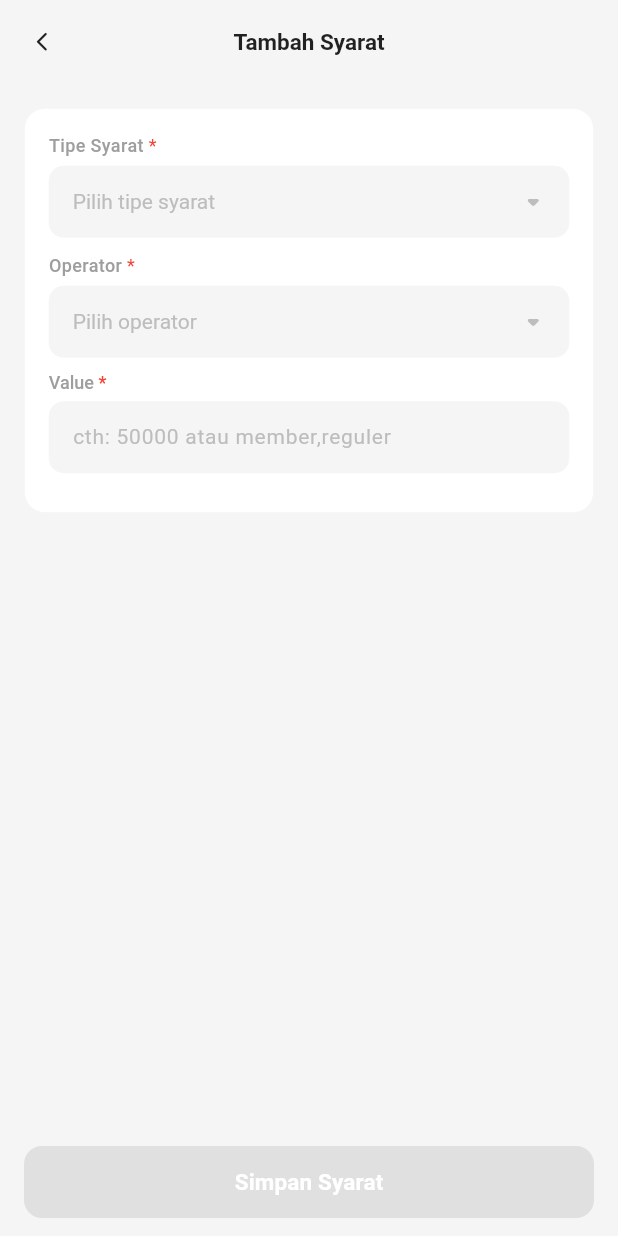
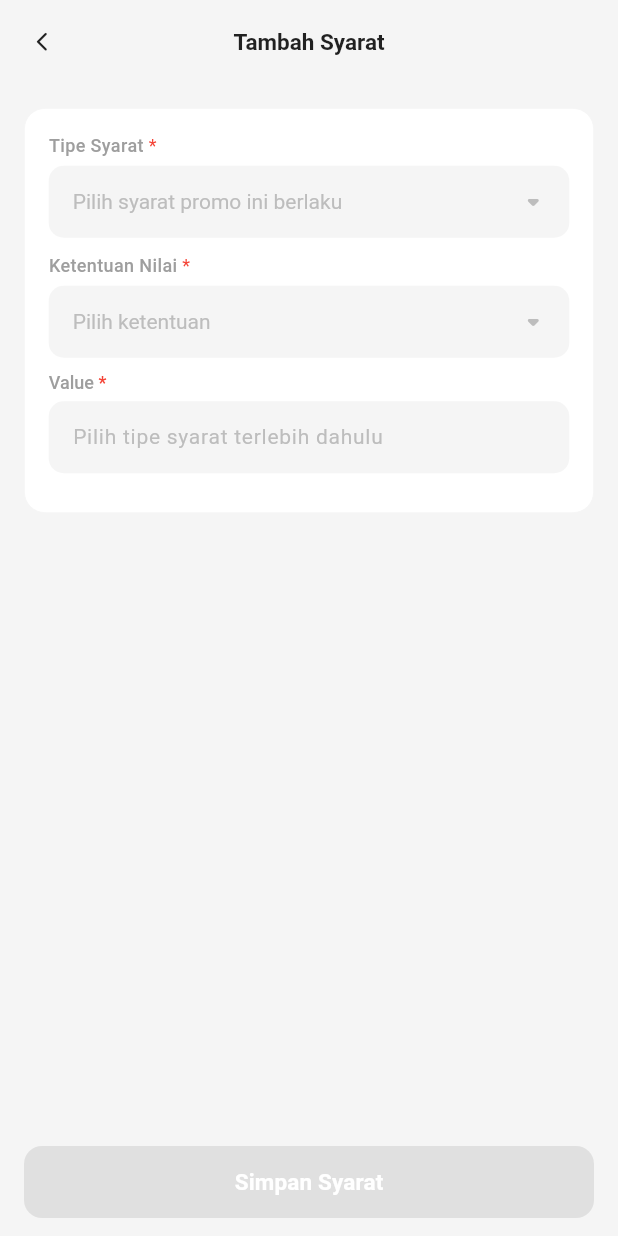
Before and after one commit to nathnia/senkuko-admin, a Flutter app: the PromotionConditionFormPage screen opened by its route, on a phone screen of 412 x 824 dp. Run offline on Flutter 3.47's test engine with Material 3 defaults, Android fonts, the phone set to English and light mode, and no system bars; our stand-ins replace connectivity_plus, file_picker, flutter_dotenv, fluttertoast, get, get_storage and 3 more; missing offline and left inert: excel; accounts and stored records are empty; network calls fail; statements that could not run were skipped.

Commit message:
align UI with voucher pattern, page state reset, card redesign, clearer form labels

```diff
--- a/lib/features/promotions/condition_sheet.dart
+++ b/lib/features/promotions/condition_sheet.dart
@@ -133,7 +133,7 @@ class _PromotionConditionFormPageState
                   Obx(
                     () => AppDropdown<String>(
                       label: 'Tipe Syarat',
-                      hint: 'Pilih tipe syarat',
+                      hint: 'Pilih syarat promo ini berlaku',
                       isRequired: true,
                       value: _ctrl.conditionType.value.isEmpty
                           ? null
@@ -141,23 +141,23 @@ class _PromotionConditionFormPageState
                       items: const [
                         DropdownMenuItem(
                           value: 'min_transaction_amount',
-                          child: Text('Min. Total Belanja'),
+                          child: Text('Minimal Total Belanja'),
                         ),
                         DropdownMenuItem(
                           value: 'min_qty',
-                          child: Text('Min. Jumlah Item'),
+                          child: Text('Minimal Jumlah Item Dibeli'),
                         ),
                         DropdownMenuItem(
                           value: 'specific_product',
-                          child: Text('Produk Tertentu'),
+                          child: Text('Harus Beli Produk Tertentu'),
                         ),
                         DropdownMenuItem(
                           value: 'specific_category',
-                          child: Text('Kategori Tertentu'),
+                          child: Text('Harus Beli dari Kategori Tertentu'),
                         ),
                         DropdownMenuItem(
                           value: 'member_type',
-                          child: Text('Tipe Member'),
+                          child: Text('Khusus Tipe Member Tertentu'),
                         ),
                       ],
                       onChanged: _onConditionTypeChanged,
@@ -165,8 +165,8 @@ class _PromotionConditionFormPageState
                   ),
                   Obx(
                     () => AppDropdown<String>(
-                      label: 'Operator',
-                      hint: 'Pilih operator',
+                      label: 'Ketentuan Nilai',
+                      hint: 'Pilih ketentuan',
                       isRequired: true,
                       value: _ctrl.conditionOperator.value.isEmpty
                           ? null
@@ -174,30 +174,35 @@ class _PromotionConditionFormPageState
                       items: const [
                         DropdownMenuItem(
                           value: 'gte',
-                          child: Text('Lebih besar atau sama dengan'),
+                          child: Text('Minimal (paling sedikit)'),
                         ),
                         DropdownMenuItem(
                           value: 'lte',
-                          child: Text('Lebih kecil atau sama dengan'),
+                          child: Text('Maksimal (paling banyak)'),
                         ),
                         DropdownMenuItem(
                           value: 'eq',
-                          child: Text('Sama dengan'),
+                          child: Text('Harus tepat/pas'),
                         ),
                         DropdownMenuItem(
                           value: 'in',
-                          child: Text('Salah satu dari'),
+                          child: Text('Salah satu dari beberapa pilihan'),
                         ),
                       ],
                       onChanged: (v) => _ctrl.conditionOperator.value = v!,
                     ),
                   ),
-                  AppTextField(
-                    label: 'Value',
-                    hint: 'cth: 50000 atau member,reguler',
-                    controller: _ctrl.conditionValueC,
-                    isRequired: true,
-                  ),
+                  Obx(() {
+                    final type = _ctrl.conditionType.value;
+                    final operator = _ctrl.conditionOperator.value;
+                    return AppTextField(
+                      label: _valueLabel(type),
+                      hint: _valueHint(type, operator),
+                      controller: _ctrl.conditionValueC,
+                      isRequired: true,
+                      keyboardType: _valueKeyboardType(type),
+                    );
+                  }),
                   Obx(() {
                     final type = _ctrl.conditionType.value;
                     if (!_ctrl.conditionNeedsTargetId(type)) {
@@ -227,6 +232,79 @@ class _PromotionConditionFormPageState
         ),
       ),
     );
+  }
+
+  // ═══════════════════════════════════════════════════════════════
+  // VALUE FIELD HELPERS — label & hint berubah ngikutin tipe syarat,
+  // biar orang awam gak bingung "Value" itu maksudnya apa.
+  // ═══════════════════════════════════════════════════════════════
+
+  String _valueLabel(String type) {
+    switch (type) {
+      case 'min_transaction_amount':
+        return 'Nominal Belanja (Rp)';
+      case 'min_qty':
+        return 'Jumlah Item';
+      case 'member_type':
+        return 'Nama Tipe Member';
+      case 'specific_product':
+        return 'Jumlah Produk Ini';
+      case 'specific_category':
+        return 'Jumlah dari Kategori Ini';
+      default:
+        return 'Value';
+    }
+  }
+
+  // Kata kerja yang cocok sama operator yang dipilih user, biar hint di
+  // Value field gak selalu bilang "minimal" walau operatornya "maksimal".
+  String _operatorPhrase(String operator) {
+    switch (operator) {
+      case 'gte':
+        return 'minimal';
+      case 'lte':
+        return 'maksimal';
+      case 'eq':
+        return 'harus tepat';
+      case 'in':
+        return 'salah satu dari';
+      default:
+        return '';
+    }
+  }
+
+  String _valueHint(String type, String operator) {
+    if (type.isEmpty) return 'Pilih tipe syarat terlebih dahulu';
+
+    final op = _operatorPhrase(operator);
+    final opText = op.isEmpty ? '' : '$op ';
+
+    switch (type) {
+      case 'min_transaction_amount':
+        return 'cth: 50000 (artinya ${opText}belanja Rp50.000)';
+      case 'min_qty':
+        return 'cth: 3 (artinya ${opText}beli 3 item)';
+      case 'member_type':
+        return 'cth: member, reguler (pisahkan dengan koma)';
+      case 'specific_product':
+        return 'cth: 2 (artinya ${opText}beli 2 item dari produk)';
+      case 'specific_category':
+        return 'cth: 2 (artinya ${opText}beli 2 item dari kategori)';
+      default:
+        return 'Pilih tipe syarat terlebih dahulu';
+    }
+  }
+
+  TextInputType _valueKeyboardType(String type) {
+    switch (type) {
+      case 'min_transaction_amount':
+      case 'min_qty':
+      case 'specific_product':
+      case 'specific_category':
+        return TextInputType.number;
+      default:
+        return TextInputType.text;
+    }
   }
 
   Widget _card({required Widget child}) => Container(
--- a/lib/features/promotions/promotion_model.dart
+++ b/lib/features/promotions/promotion_model.dart
@@ -241,9 +241,9 @@ class PromotionReward {
   String get discountModeLabel {
     switch (discountMode) {
       case 'per_transaction':
-        return 'Per Transaksi';
+        return 'Total Belanja';
       case 'per_item':
-        return 'Per Item';
+        return 'Per Barang';
       default:
         return discountMode ?? '';
     }
--- a/lib/features/vouchers/voucher_form_page.dart
+++ b/lib/features/vouchers/voucher_form_page.dart
@@ -137,7 +137,7 @@ class _VoucherFormPageState extends State<VoucherFormPage> {
                     Padding(
                       padding: const EdgeInsets.only(top: 2, bottom: 10),
                       child: Text(
-                        '0 = unlimited  •  1 = sekali pakai',
+                        '0 = Tidak terbatas  •  1 = sekali pakai',
                         style: TextStyle(
                           fontSize: 11,
                           color: AppColors.subtext,
```
Also changed, not shown: lib/features/promotions/promotion_card.dart (+65 -59 lines), lib/features/promotions/promotion_controller.dart (+29 -3 lines), lib/features/promotions/promotion_page.dart (+5 -3 lines), lib/features/promotions/promotion_reward_form.dart (+57 -23 lines).
